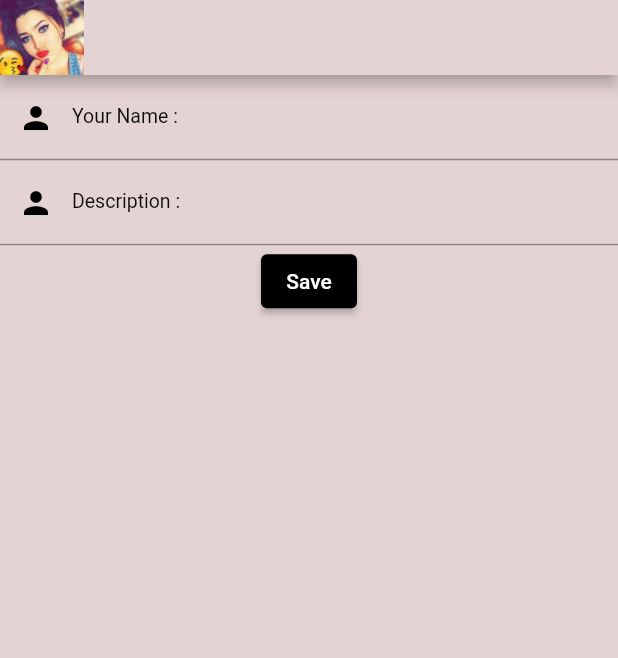
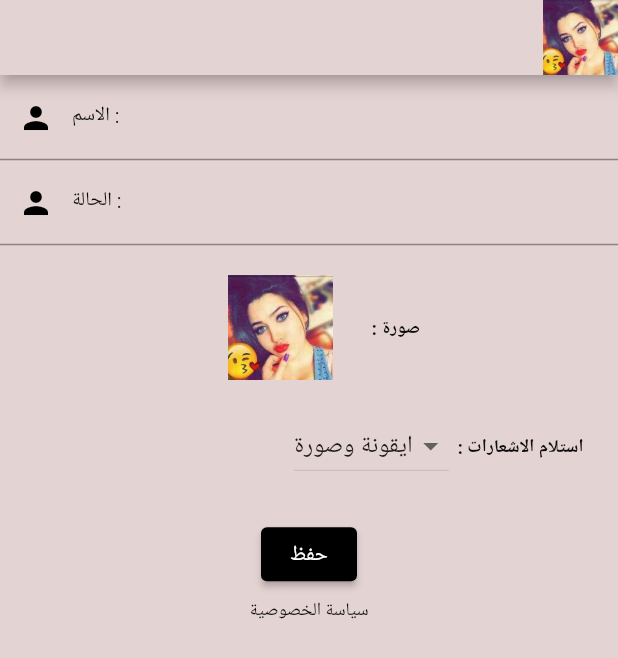
Before and after one commit to Thanoon12k/Chat-App-Flutter, a Flutter app: the screen it shows after launch, on a phone screen of 412 x 824 dp. Shown: the top 658 px of the screen. Run offline on Flutter 3.47's test engine with Material 2 defaults, Android fonts, the phone set to English and light mode, and no system bars.

Commit message:
complete all profile page arabic front end

```diff
--- a/chatapp/lib/main.dart
+++ b/chatapp/lib/main.dart
@@ -7,13 +7,18 @@ import 'package:flutter/material.dart';
 void main() {
   runApp(MyApp());
 }
+
 class MyApp extends StatelessWidget {
   MyApp({Key? key}) : super(key: key);
   @override
   Widget build(BuildContext context) {
     return MaterialApp(
       debugShowCheckedModeBanner: false,
-      home: Profile(),
+      home: Directionality(
+        // add this
+        textDirection: TextDirection.rtl,
+        child: Profile(),
+      ),
     );
   }
 }
--- a/chatapp/lib/profile.dart
+++ b/chatapp/lib/profile.dart
@@ -1,9 +1,24 @@
-import 'package:chatapp/room.dart';
+import 'package:chatapp/rooms.dart';
 import 'package:flutter/material.dart';
 
-class Profile extends StatelessWidget {
+class Profile extends StatefulWidget {
   const Profile({Key? key}) : super(key: key);
 
+  @override
+  State<Profile> createState() => _ProfileState();
+}
+
+class _ProfileState extends State<Profile> {
+  List<DropdownMenuItem<String>> get dropdownItems {
+    List<DropdownMenuItem<String>> menuItems = [
+      DropdownMenuItem(child: Text("ايقونة وصورة"), value: "icon_image"),
+      DropdownMenuItem(child: Text("ايقونة فقط "), value: "just_icon"),
+      DropdownMenuItem(child: Text("بدون اشعار"), value: "no_alert"),
+    ];
+    return menuItems;
+  }
+
+  String selectedValue = "icon_image";
   @override
   Widget build(BuildContext context) {
     return MaterialApp(
@@ -11,32 +26,23 @@ class Profile extends StatelessWidget {
       home: Scaffold(
         backgroundColor: Color.fromARGB(255, 228, 211, 211),
         appBar: AppBar(
-          leading: Padding(
-            padding: EdgeInsets.all(0.0),
+          actions: [
+            Padding(
+              padding: EdgeInsets.all(0),
               child: Image(
                 image: AssetImage('assets/app_images/appbaricon.jpg'),
                 fit: BoxFit.cover,
               ),
             ),
+          ],
           toolbarHeight: 50,
           backgroundColor: Color.fromARGB(255, 228, 211, 211),
         ),
-        body: Column(children: [
+        body: Column(textDirection: TextDirection.rtl, children: [
           TextField(
               decoration: InputDecoration(
-            labelText: "Your Name :", //babel text
+            labelText: "الاسم :", //babel text
             hintText: "اكتب اسمك هنا", //hint text
-            prefixIcon: Icon(Icons.person, color: Colors.black), //prefix iocn
-
-            hintStyle: TextStyle(
-                fontSize: 14, fontWeight: FontWeight.w100), //hint text style
-            labelStyle:
-                TextStyle(fontSize: 13, color: Color.fromARGB(255, 12, 12, 12)),
-          )),
-          TextField(
-              decoration: InputDecoration(
-            labelText: "Description :", //babel text
-            hintText: "الوصف (اختياري )", //hint text
             prefixIcon: Icon(
               Icons.person,
               color: Colors.black,
@@ -47,9 +53,70 @@ class Profile extends StatelessWidget {
             labelStyle:
                 TextStyle(fontSize: 13, color: Color.fromARGB(255, 12, 12, 12)),
           )),
-          ElevatedButton(
+          TextField(
+            decoration: InputDecoration(
+              labelText: "الحالة :", //babel text
+              hintText: " الحالة (اختياري )", //hint text
+              prefixIcon: Icon(
+                Icons.person,
+                color: Colors.black,
+              ),
+
+              hintStyle: TextStyle(
+                  fontSize: 14, fontWeight: FontWeight.w100), //hint text style
+              labelStyle: TextStyle(
+                  fontSize: 13, color: Color.fromARGB(255, 12, 12, 12)),
+            ),
+          ),
+          Row(
+            mainAxisAlignment: MainAxisAlignment.center,
+            children: [
+              Padding(
+                padding: EdgeInsets.all(20),
+                child: Image(
+                  width: 70,
+                  image: AssetImage('assets/app_images/appbaricon.jpg'),
+                  fit: BoxFit.cover,
+                ),
+              ),
+              Text(
+                '  : صورة',
+                style: TextStyle(
+                  fontWeight: FontWeight.w600,
+                  fontSize: 12,
+                  color: Color.fromARGB(255, 12, 12, 12),
+                ),
+              ),
+            ],
+          ),
+          Row(
+            mainAxisAlignment: MainAxisAlignment.end,
+            children: [
+              DropdownButton(
+                  value: selectedValue,
+                  onChanged: (String? newValue) {
+                    setState(() {
+                      selectedValue = newValue!;
+                    });
+                  },
+                  items: dropdownItems),
+              Padding(
+                padding: const EdgeInsets.fromLTRB(0, 0, 20, 0),
+                child: Text(
+                  '  : استلام الاشعارات ',
+                  style: TextStyle(
+                    fontWeight: FontWeight.w600,
+                    fontSize: 12,
+                    color: Color.fromARGB(255, 12, 12, 12),
+                  ),
+                ),
+              ),
+            ],
+          ),
+          Padding(
+            padding: const EdgeInsets.fromLTRB(24, 24, 24, 5),
+            child: ElevatedButton(
               style: ElevatedButton.styleFrom(
-
                 primary: Colors.black,
                 onPrimary: Colors.white,
               ),
@@ -59,7 +126,16 @@ class Profile extends StatelessWidget {
                   MaterialPageRoute(builder: (context) => const Rooms()),
                 );
               },
-            child: Text('Save'),
+              child: Text('حفظ'),
+            ),
+          ),
+          Text(
+            'سياسة الخصوصية',
+            style: TextStyle(
+              fontWeight: FontWeight.w100,
+              fontSize: 12,
+              color: Color.fromARGB(255, 12, 12, 12),
+            ),
           ),
         ]),
       ),
```
Also changed, not shown: chatapp/lib/rooms.dart (renamed from chatapp/lib/room.dart). Lines whose indentation alone changed are shown as unchanged.
